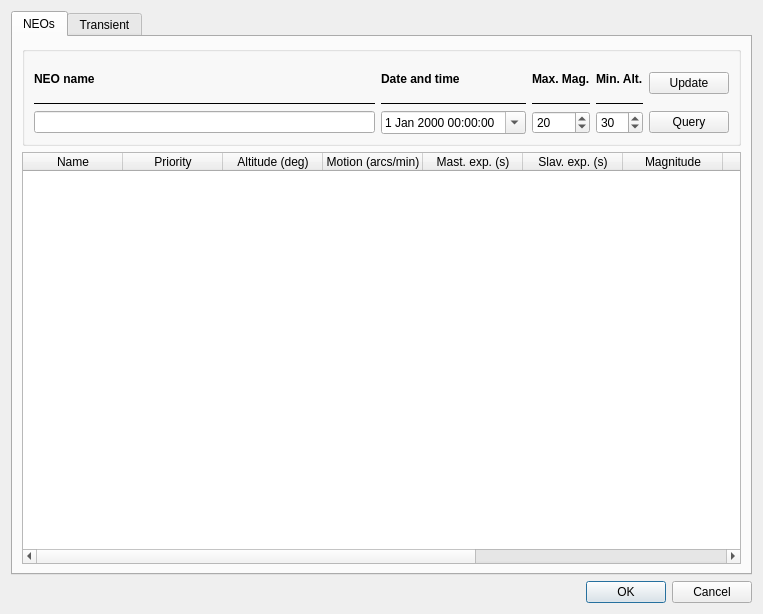
Above: ui/object_selector.ui from irydeo/saas before the change. Below: the same form after it.
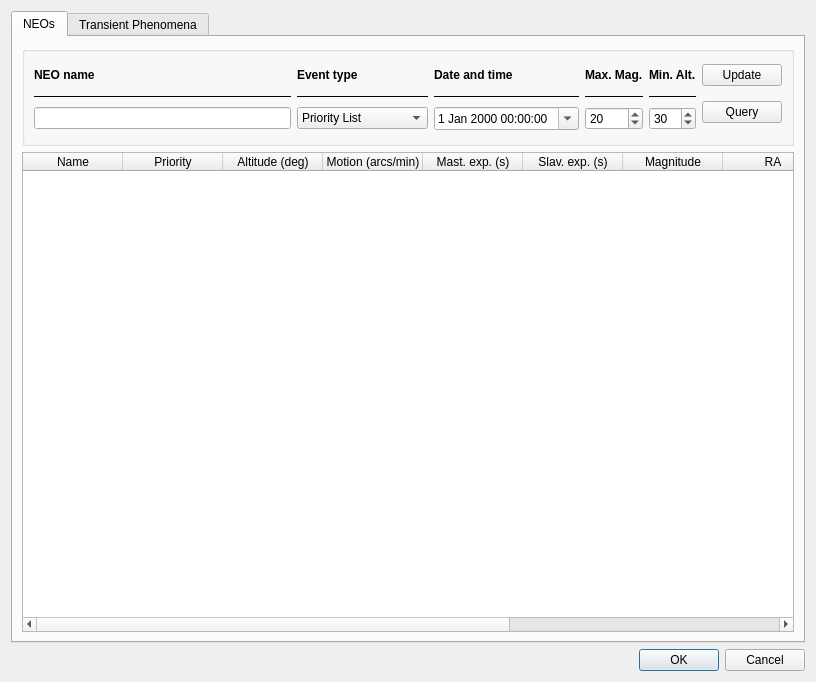
That is the form after the change.

Commit message: Support for NEO close approaches.

What changed in the file:
```diff
--- a/ui/object_selector.ui
+++ b/ui/object_selector.ui
@@ -6,8 +6,8 @@
    <rect>
     <x>0</x>
     <y>0</y>
-    <width>763</width>
-    <height>614</height>
+    <width>816</width>
+    <height>682</height>
    </rect>
   </property>
   <property name="windowTitle">
@@ -133,6 +133,19 @@
            </widget>
           </item>
           <item row="0" column="1">
+           <widget class="QLabel" name="event_type_label_2">
+            <property name="font">
+             <font>
+              <weight>75</weight>
+              <bold>true</bold>
+             </font>
+            </property>
+            <property name="text">
+             <string>Event type</string>
+            </property>
+           </widget>
+          </item>
+          <item row="0" column="2">
            <widget class="QLabel" name="label_170">
             <property name="font">
              <font>
@@ -145,7 +158,7 @@
             </property>
            </widget>
           </item>
-          <item row="0" column="2">
+          <item row="0" column="3">
            <widget class="QLabel" name="label_168">
             <property name="font">
              <font>
@@ -158,7 +171,7 @@
             </property>
            </widget>
           </item>
-          <item row="0" column="3">
+          <item row="0" column="4">
            <widget class="QLabel" name="label_169">
             <property name="font">
              <font>
@@ -171,7 +184,7 @@
             </property>
            </widget>
           </item>
-          <item row="0" column="4" rowspan="2">
+          <item row="0" column="5">
            <widget class="QPushButton" name="update_db">
             <property name="text">
              <string>Update</string>
@@ -194,6 +207,21 @@
            </widget>
           </item>
           <item row="1" column="1">
+           <widget class="Line" name="line_44">
+            <property name="font">
+             <font>
+              <pointsize>10</pointsize>
+             </font>
+            </property>
+            <property name="frameShadow">
+             <enum>QFrame::Plain</enum>
+            </property>
+            <property name="orientation">
+             <enum>Qt::Horizontal</enum>
+            </property>
+           </widget>
+          </item>
+          <item row="1" column="2">
            <widget class="Line" name="line_32">
             <property name="font">
              <font>
@@ -208,7 +236,7 @@
             </property>
            </widget>
           </item>
-          <item row="1" column="2">
+          <item row="1" column="3">
            <widget class="Line" name="line_30">
             <property name="font">
              <font>
@@ -223,7 +251,7 @@
             </property>
            </widget>
           </item>
-          <item row="1" column="3">
+          <item row="1" column="4">
            <widget class="Line" name="line_31">
             <property name="font">
              <font>
@@ -238,6 +266,13 @@
             </property>
            </widget>
           </item>
+          <item row="1" column="5" rowspan="2">
+           <widget class="QPushButton" name="update_prio_list">
+            <property name="text">
+             <string>Query</string>
+            </property>
+           </widget>
+          </item>
           <item row="2" column="0">
            <widget class="QLineEdit" name="neo_name">
             <property name="text">
@@ -246,13 +281,27 @@
            </widget>
           </item>
           <item row="2" column="1">
+           <widget class="QComboBox" name="neo_event_type">
+            <item>
+             <property name="text">
+              <string>Priority List</string>
+             </property>
+            </item>
+            <item>
+             <property name="text">
+              <string>Close Approaches</string>
+             </property>
+            </item>
+           </widget>
+          </item>
+          <item row="2" column="2">
            <widget class="QDateTimeEdit" name="neo_selected_time">
             <property name="calendarPopup">
              <bool>true</bool>
             </property>
            </widget>
           </item>
-          <item row="2" column="2">
+          <item row="2" column="3">
            <widget class="QSpinBox" name="neo_magnitude">
             <property name="minimum">
              <number>-5</number>
@@ -265,7 +314,7 @@
             </property>
            </widget>
           </item>
-          <item row="2" column="3">
+          <item row="2" column="4">
            <widget class="QSpinBox" name="neo_altitude">
             <property name="maximum">
              <number>90</number>
@@ -275,13 +324,6 @@
             </property>
            </widget>
           </item>
-          <item row="2" column="4">
-           <widget class="QPushButton" name="update_prio_list">
-            <property name="text">
-             <string>Query</string>
-            </property>
-           </widget>
-          </item>
          </layout>
         </widget>
        </item>
@@ -289,7 +331,7 @@
      </widget>
      <widget class="QWidget" name="tab_2">
       <attribute name="title">
-       <string>Transient</string>
+       <string>Transient Phenomena</string>
       </attribute>
       <layout class="QGridLayout" name="gridLayout_5">
        <item row="0" column="0">
```
Left out of the diff: 20 changed lines with no effect on the pictures. The commit also changes 1 other file.
